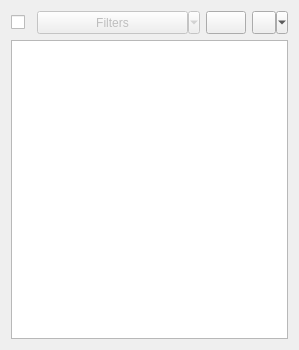
First picture: the form in src/Mod/Sketcher/Gui/TaskSketcherConstraints.ui, repository southseact-3d/fcd, before the edit.
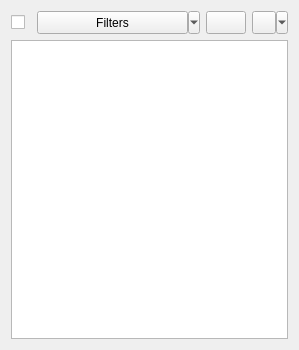
Second picture: the form after the edit. Icons and pictures are not drawn. Custom widgets are drawn as their Qt base class.

Commit message: Sketcher: Constraint widget: - Fix eye button     - move 'Internal alignment' to Geometric.     - Fix another bug.

Patch:
```diff
--- a/src/Mod/Sketcher/Gui/TaskSketcherConstraints.ui
+++ b/src/Mod/Sketcher/Gui/TaskSketcherConstraints.ui
@@ -64,9 +64,6 @@
        <property name="styleSheet">
         <string notr="true">padding-left: 0px; margin-left: 0px</string>
        </property>
-       <property name="enabled">
-        <bool>false</bool>
-       </property>
        <property name="text">
         <string>Filters</string>
        </property>
```
Left out of the diff: 3 changed lines with no effect on the pictures. The commit also changes 3 other files.
